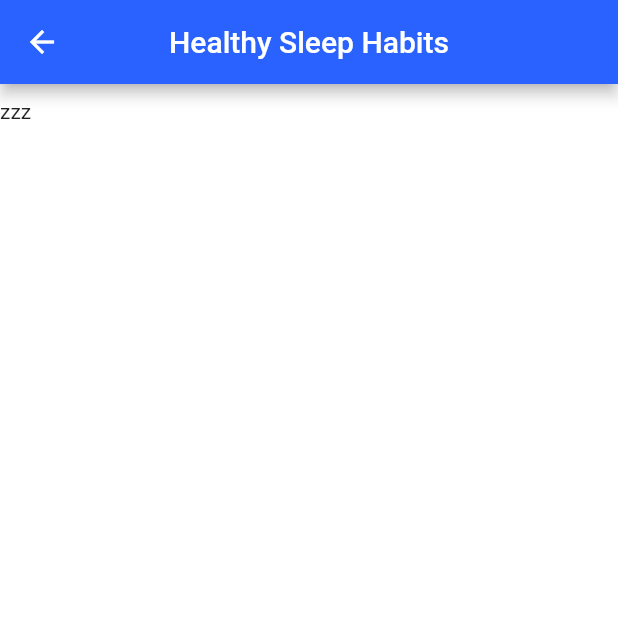
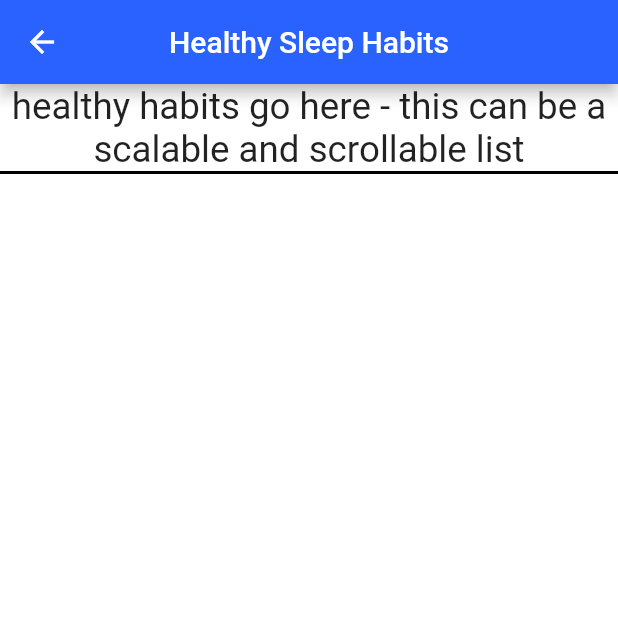
Before and after one commit to jakelang01/SweetDreams, a Flutter app: the HealthyHabits screen opened directly, on a phone screen of 412 x 824 dp, the top half of it. Run offline on Flutter 3.47's test engine with Material 2 defaults, Android fonts, the light colour scheme and no system bars; our stand-ins replace cloud_firestore, firebase_core, flutter_rating_bar, shared_preferences; accounts and stored records are empty.

Commit message:
Adds a bottom border and centrally aligned scaled text to healthy habits page

```diff
--- a/lib/dreams/views/dreams_healthy_habits.dart
+++ b/lib/dreams/views/dreams_healthy_habits.dart
@@ -31,9 +31,21 @@ class _HealthyHabitsPageState extends State<HealthyHabits> {
         backgroundColor: Colors.white,
         body: ListView(
           children: <Widget>[
-            Padding(padding: EdgeInsets.all(5.0)),
-            Text("zzz"),
-            Padding(padding: EdgeInsets.all(5.0)),
+            Container(
+              decoration: BoxDecoration(
+                border: Border(
+                  bottom: BorderSide(
+                    color: const Color(0xFF000000),
+                    width: 2
+                  ),
+                ),
+              ),
+                child: Text(
+                  "healthy habits go here - this can be a scalable and scrollable list",
+                  textAlign: TextAlign.center,
+                  textScaleFactor: 1.75,
+                ),
+            ),
           ],
         )
     );
```
